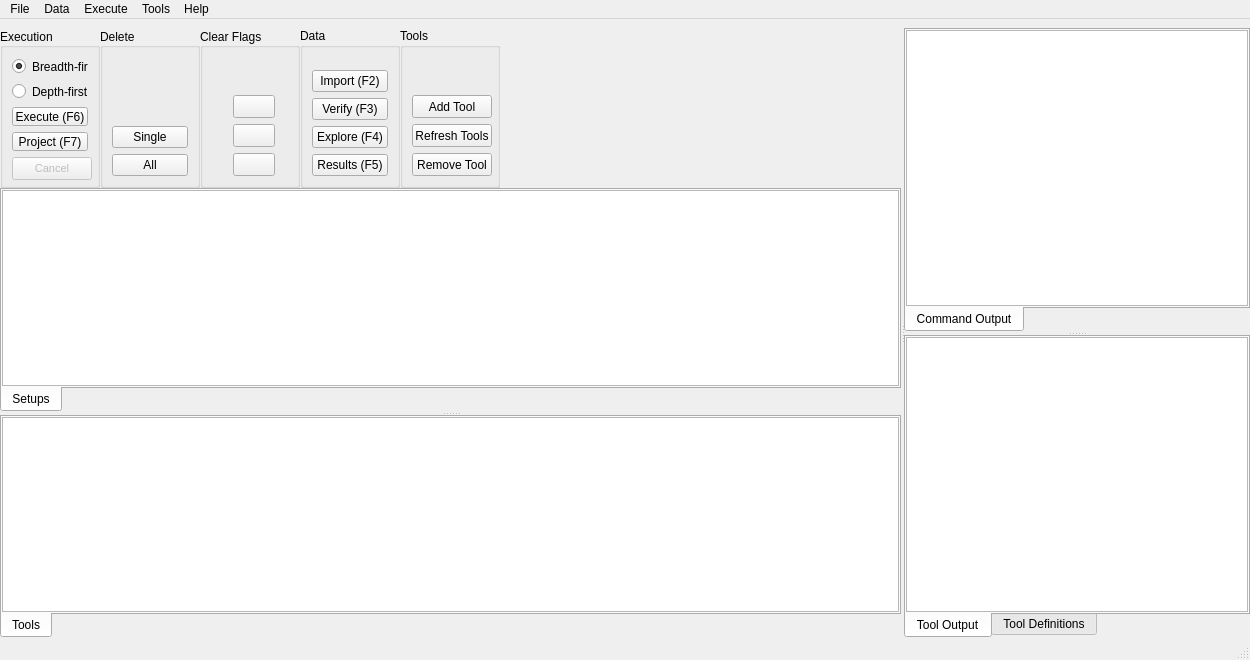
This is titan/ui/main.ui in Fijishi-Enterprises/GENO-Energy-Optimization as Qt 5 draws it before an edit. The edited form follows.
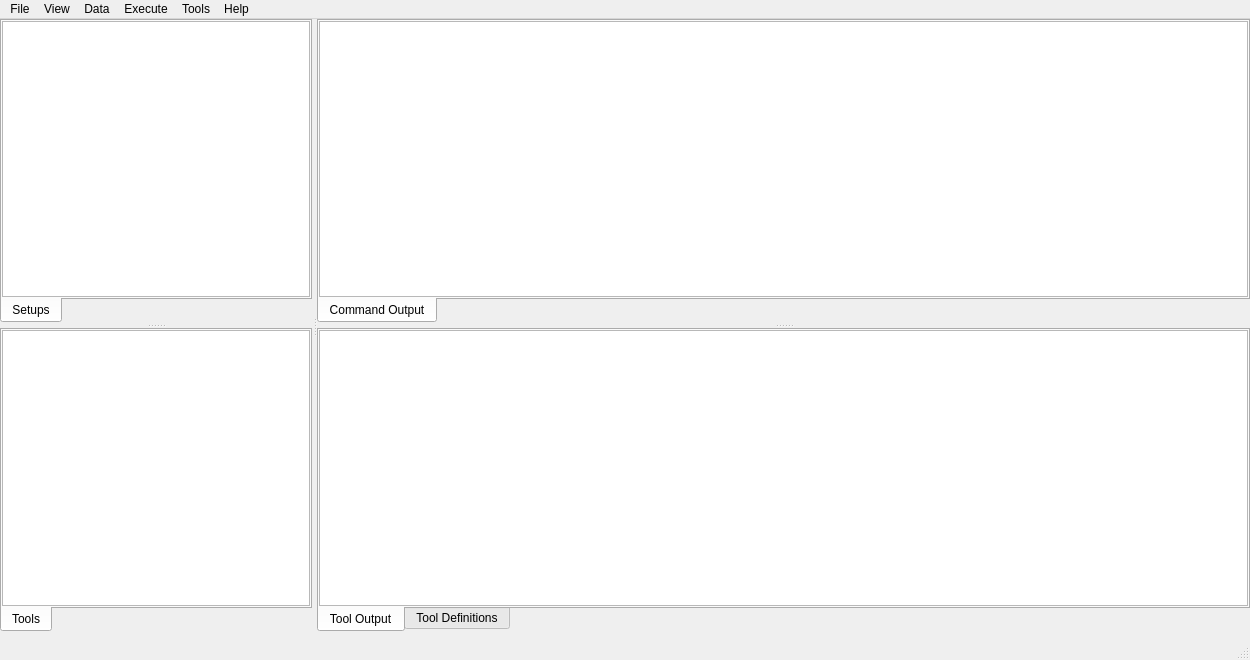
This is the edited form. Icons and pictures are not drawn. Custom widgets are drawn as their Qt base class.

What changed in the file:
```diff
--- a/titan/ui/main.ui
+++ b/titan/ui/main.ui
@@ -26,550 +26,36 @@
    <string>Sceleton Titan</string>
   </property>
   <widget class="QWidget" name="centralwidget">
-   <layout class="QVBoxLayout" name="verticalLayout_5">
-    <property name="leftMargin">
-     <number>0</number>
-    </property>
-    <property name="rightMargin">
-     <number>0</number>
-    </property>
-    <property name="bottomMargin">
-     <number>0</number>
-    </property>
-    <item>
-     <widget class="QSplitter" name="splitter_horizontal">
-      <property name="orientation">
-       <enum>Qt::Horizontal</enum>
-      </property>
-      <property name="handleWidth">
-       <number>3</number>
-      </property>
-      <property name="childrenCollapsible">
-       <bool>false</bool>
-      </property>
-      <widget class="QWidget" name="layoutWidget">
        <layout class="QVBoxLayout" name="verticalLayout">
-        <property name="spacing">
-         <number>0</number>
-        </property>
-        <item>
-         <layout class="QHBoxLayout" name="horizontalLayout" stretch="0,0,0,0,0,0">
-          <property name="sizeConstraint">
-           <enum>QLayout::SetDefaultConstraint</enum>
-          </property>
-          <item>
-           <widget class="QGroupBox" name="groupBox_execute">
-            <property name="sizePolicy">
-             <sizepolicy hsizetype="Preferred" vsizetype="Fixed">
-              <horstretch>0</horstretch>
-              <verstretch>0</verstretch>
-             </sizepolicy>
-            </property>
-            <property name="minimumSize">
-             <size>
-              <width>100</width>
-              <height>160</height>
-             </size>
-            </property>
-            <property name="maximumSize">
-             <size>
-              <width>100</width>
-              <height>160</height>
-             </size>
-            </property>
-            <property name="title">
-             <string>Execution</string>
-            </property>
-            <property name="alignment">
-             <set>Qt::AlignLeading|Qt::AlignLeft|Qt::AlignVCenter</set>
-            </property>
-            <property name="flat">
-             <bool>false</bool>
-            </property>
-            <layout class="QVBoxLayout" name="verticalLayout_3">
-             <item>
-              <widget class="QRadioButton" name="radioButton_breadth_first">
-               <property name="toolTip">
-                <string>&lt;html&gt;&lt;head/&gt;&lt;body&gt;&lt;p&gt;Breadth-first tree traversal algorithm. Determines the order of executed Setups when executing All Setups in the project.&lt;/p&gt;&lt;/body&gt;&lt;/html&gt;</string>
-               </property>
-               <property name="text">
-                <string>Breadth-first</string>
-               </property>
-               <property name="checked">
-                <bool>true</bool>
-               </property>
-              </widget>
-             </item>
-             <item>
-              <widget class="QRadioButton" name="radioButton_depth_first">
-               <property name="toolTip">
-                <string>&lt;html&gt;&lt;head/&gt;&lt;body&gt;&lt;p&gt;[Not Implemented]. Depth-first tree traversal algorithm.&lt;/p&gt;&lt;/body&gt;&lt;/html&gt;</string>
-               </property>
-               <property name="text">
-                <string>Depth-first</string>
-               </property>
-              </widget>
-             </item>
-             <item>
-              <widget class="QPushButton" name="pushButton_execute_selected">
-               <property name="toolTip">
-                <string>&lt;html&gt;&lt;head/&gt;&lt;body&gt;&lt;p&gt;Starts executing selected Setup and its parents. Execution starts from selected Setups' base Setup and traverses from the base until the selected Setup.&lt;/p&gt;&lt;/body&gt;&lt;/html&gt;</string>
-               </property>
-               <property name="text">
-                <string>Execute (F6)</string>
-               </property>
-              </widget>
-             </item>
-             <item>
-              <widget class="QPushButton" name="pushButton_execute_project">
-               <property name="toolTip">
-                <string>&lt;html&gt;&lt;head/&gt;&lt;body&gt;&lt;p&gt;Starts executing all Setups in the project using the selected tree traversal algorithm&lt;/p&gt;&lt;/body&gt;&lt;/html&gt;</string>
-               </property>
-               <property name="text">
-                <string>Project (F7)</string>
-               </property>
-              </widget>
-             </item>
-             <item>
-              <widget class="QPushButton" name="pushButton_terminate_execution">
-               <property name="enabled">
-                <bool>false</bool>
-               </property>
-               <property name="sizePolicy">
-                <sizepolicy hsizetype="Fixed" vsizetype="Fixed">
-                 <horstretch>0</horstretch>
-                 <verstretch>0</verstretch>
-                </sizepolicy>
-               </property>
-               <property name="minimumSize">
-                <size>
-                 <width>80</width>
-                 <height>23</height>
-                </size>
-               </property>
-               <property name="maximumSize">
-                <size>
-                 <width>80</width>
-                 <height>23</height>
-                </size>
-               </property>
-               <property name="font">
-                <font>
-                 <pointsize>8</pointsize>
-                </font>
-               </property>
-               <property name="toolTip">
-                <string>&lt;html&gt;&lt;head/&gt;&lt;body&gt;&lt;p&gt;Cancel execution&lt;/p&gt;&lt;/body&gt;&lt;/html&gt;</string>
-               </property>
-               <property name="text">
-                <string>Cancel</string>
-               </property>
-              </widget>
-             </item>
-            </layout>
-           </widget>
-          </item>
-          <item>
-           <widget class="QGroupBox" name="groupBox_delete">
-            <property name="sizePolicy">
-             <sizepolicy hsizetype="Fixed" vsizetype="Fixed">
-              <horstretch>0</horstretch>
-              <verstretch>0</verstretch>
-             </sizepolicy>
-            </property>
-            <property name="minimumSize">
-             <size>
-              <width>100</width>
-              <height>160</height>
-             </size>
-            </property>
-            <property name="maximumSize">
-             <size>
-              <width>100</width>
-              <height>160</height>
-             </size>
-            </property>
-            <property name="title">
-             <string>Delete</string>
-            </property>
-            <property name="alignment">
-             <set>Qt::AlignLeading|Qt::AlignLeft|Qt::AlignVCenter</set>
-            </property>
-            <property name="flat">
-             <bool>false</bool>
-            </property>
-            <layout class="QVBoxLayout" name="verticalLayout_2">
-             <item>
-              <spacer name="verticalSpacer">
-               <property name="orientation">
-                <enum>Qt::Vertical</enum>
-               </property>
-               <property name="sizeHint" stdset="0">
-                <size>
-                 <width>20</width>
-                 <height>40</height>
-                </size>
-               </property>
-              </spacer>
-             </item>
-             <item>
-              <widget class="QPushButton" name="pushButton_delete_setup">
-               <property name="toolTip">
-                <string>&lt;html&gt;&lt;head/&gt;&lt;body&gt;&lt;p&gt;Deletes selected Setup and all of it's children. Deletes input folders as well if the option is enabled in the settings.&lt;/p&gt;&lt;/body&gt;&lt;/html&gt;</string>
-               </property>
-               <property name="text">
-                <string>Single</string>
-               </property>
-              </widget>
-             </item>
-             <item>
-              <widget class="QPushButton" name="pushButton_delete_all">
-               <property name="toolTip">
-                <string>&lt;html&gt;&lt;head/&gt;&lt;body&gt;&lt;p&gt;Deletes all Setups in the project. Deletes input folders as well if the option is enabled in the settings.&lt;/p&gt;&lt;/body&gt;&lt;/html&gt;</string>
-               </property>
-               <property name="text">
-                <string>All</string>
-               </property>
-              </widget>
-             </item>
-            </layout>
-           </widget>
-          </item>
-          <item>
-           <widget class="QGroupBox" name="groupBox_flags">
-            <property name="sizePolicy">
-             <sizepolicy hsizetype="Fixed" vsizetype="Fixed">
-              <horstretch>0</horstretch>
-              <verstretch>0</verstretch>
-             </sizepolicy>
-            </property>
-            <property name="minimumSize">
-             <size>
-              <width>100</width>
-              <height>160</height>
-             </size>
-            </property>
-            <property name="maximumSize">
-             <size>
-              <width>100</width>
-              <height>160</height>
-             </size>
-            </property>
-            <property name="title">
-             <string>Clear Flags</string>
-            </property>
-            <property name="alignment">
-             <set>Qt::AlignLeading|Qt::AlignLeft|Qt::AlignVCenter</set>
-            </property>
-            <property name="flat">
-             <bool>false</bool>
-            </property>
-            <layout class="QVBoxLayout" name="verticalLayout_4">
              <property name="leftMargin">
-              <number>30</number>
-             </property>
-             <item>
-              <spacer name="verticalSpacer_4">
-               <property name="orientation">
-                <enum>Qt::Vertical</enum>
-               </property>
-               <property name="sizeHint" stdset="0">
-                <size>
-                 <width>20</width>
-                 <height>40</height>
-                </size>
-               </property>
-              </spacer>
-             </item>
-             <item>
-              <widget class="QToolButton" name="toolButton_clear_failed">
-               <property name="minimumSize">
-                <size>
-                 <width>42</width>
-                 <height>23</height>
-                </size>
-               </property>
-               <property name="maximumSize">
-                <size>
-                 <width>42</width>
-                 <height>23</height>
-                </size>
-               </property>
-               <property name="toolTip">
-                <string>&lt;html&gt;&lt;head/&gt;&lt;body&gt;&lt;p&gt;Clear Failed flags&lt;/p&gt;&lt;/body&gt;&lt;/html&gt;</string>
-               </property>
-               <property name="text">
-                <string/>
-               </property>
-               <property name="icon">
-                <iconset resource="resources/resources.qrc">
-                 <normaloff>:/toolButtons/clear_failed_flags.png</normaloff>:/toolButtons/clear_failed_flags.png</iconset>
-               </property>
-               <property name="iconSize">
-                <size>
-                 <width>36</width>
-                 <height>23</height>
-                </size>
-               </property>
-              </widget>
-             </item>
+     <number>0</number>
+    </property>
+    <property name="topMargin">
+     <number>0</number>
+    </property>
+    <property name="rightMargin">
+     <number>0</number>
+    </property>
+    <property name="bottomMargin">
+     <number>6</number>
+    </property>
              <item>
-              <widget class="QToolButton" name="toolButton_clear_ready">
-               <property name="minimumSize">
-                <size>
-                 <width>42</width>
-                 <height>23</height>
-                </size>
-               </property>
-               <property name="maximumSize">
-                <size>
-                 <width>42</width>
-                 <height>23</height>
-                </size>
-               </property>
-               <property name="toolTip">
-                <string>&lt;html&gt;&lt;head/&gt;&lt;body&gt;&lt;p&gt;Clear Ready flags&lt;/p&gt;&lt;/body&gt;&lt;/html&gt;</string>
-               </property>
-               <property name="text">
-                <string/>
-               </property>
-               <property name="icon">
-                <iconset resource="resources/resources.qrc">
-                 <normaloff>:/toolButtons/clear_ready_flags.png</normaloff>:/toolButtons/clear_ready_flags.png</iconset>
-               </property>
-               <property name="iconSize">
-                <size>
-                 <width>36</width>
-                 <height>23</height>
-                </size>
-               </property>
-              </widget>
-             </item>
-             <item>
-              <widget class="QToolButton" name="toolButton_clear_flags">
-               <property name="minimumSize">
-                <size>
-                 <width>42</width>
-                 <height>23</height>
-                </size>
-               </property>
-               <property name="maximumSize">
-                <size>
-                 <width>42</width>
-                 <height>23</height>
-                </size>
-               </property>
-               <property name="toolTip">
-                <string>&lt;html&gt;&lt;head/&gt;&lt;body&gt;&lt;p&gt;Clear all flags&lt;/p&gt;&lt;/body&gt;&lt;/html&gt;</string>
-               </property>
-               <property name="text">
-                <string/>
-               </property>
-               <property name="icon">
-                <iconset resource="resources/resources.qrc">
-                 <normaloff>:/toolButtons/clear_all_flags.png</normaloff>:/toolButtons/clear_all_flags.png</iconset>
-               </property>
-               <property name="iconSize">
-                <size>
-                 <width>36</width>
-                 <height>23</height>
-                </size>
-               </property>
-              </widget>
-             </item>
-            </layout>
-           </widget>
-          </item>
-          <item>
-           <widget class="QGroupBox" name="groupBox_data">
-            <property name="minimumSize">
-             <size>
-              <width>100</width>
-              <height>160</height>
-             </size>
-            </property>
-            <property name="maximumSize">
-             <size>
-              <width>100</width>
-              <height>160</height>
-             </size>
-            </property>
-            <property name="title">
-             <string>Data</string>
-            </property>
-            <layout class="QVBoxLayout" name="verticalLayout_6">
-             <item>
-              <spacer name="verticalSpacer_3">
-               <property name="orientation">
-                <enum>Qt::Vertical</enum>
-               </property>
-               <property name="sizeHint" stdset="0">
-                <size>
-                 <width>20</width>
-                 <height>95</height>
-                </size>
-               </property>
-              </spacer>
-             </item>
-             <item>
-              <widget class="QPushButton" name="pushButton_import_data">
-               <property name="toolTip">
-                <string>&lt;html&gt;&lt;head/&gt;&lt;body&gt;&lt;p&gt;Import GAMS input data for Setups from MS Excel files&lt;/p&gt;&lt;/body&gt;&lt;/html&gt;</string>
-               </property>
-               <property name="text">
-                <string>Import (F2)</string>
-               </property>
-              </widget>
-             </item>
-             <item>
-              <widget class="QPushButton" name="pushButton_show_verifier">
-               <property name="toolTip">
-                <string>&lt;html&gt;&lt;head/&gt;&lt;body&gt;&lt;p&gt;Open input verifier tool&lt;/p&gt;&lt;/body&gt;&lt;/html&gt;</string>
-               </property>
-               <property name="text">
-                <string>Verify (F3)</string>
-               </property>
-              </widget>
-             </item>
-             <item>
-              <widget class="QPushButton" name="pushButton_show_explorer">
-               <property name="toolTip">
-                <string>&lt;html&gt;&lt;head/&gt;&lt;body&gt;&lt;p&gt;Open input explorer tool&lt;/p&gt;&lt;/body&gt;&lt;/html&gt;</string>
-               </property>
-               <property name="text">
-                <string>Explore (F4)</string>
-               </property>
-              </widget>
-             </item>
-             <item>
-              <widget class="QPushButton" name="pushButton_show_results">
-               <property name="toolTip">
-                <string>&lt;html&gt;&lt;head/&gt;&lt;body&gt;&lt;p&gt;Open result explorer tool&lt;/p&gt;&lt;/body&gt;&lt;/html&gt;</string>
-               </property>
-               <property name="text">
-                <string>Results (F5)</string>
-               </property>
-              </widget>
-             </item>
-            </layout>
-           </widget>
-          </item>
-          <item>
-           <widget class="QGroupBox" name="groupBox">
-            <property name="minimumSize">
-             <size>
-              <width>100</width>
-              <height>160</height>
-             </size>
-            </property>
-            <property name="maximumSize">
-             <size>
-              <width>100</width>
-              <height>160</height>
-             </size>
-            </property>
-            <property name="title">
-             <string>Tools</string>
-            </property>
-            <layout class="QVBoxLayout" name="verticalLayout_8">
-             <item>
-              <spacer name="verticalSpacer_2">
-               <property name="orientation">
-                <enum>Qt::Vertical</enum>
-               </property>
-               <property name="sizeHint" stdset="0">
-                <size>
-                 <width>20</width>
-                 <height>40</height>
-                </size>
-               </property>
-              </spacer>
-             </item>
-             <item>
-              <widget class="QToolButton" name="toolButton_add_tool">
-               <property name="minimumSize">
-                <size>
-                 <width>80</width>
-                 <height>23</height>
-                </size>
-               </property>
-               <property name="maximumSize">
-                <size>
-                 <width>80</width>
-                 <height>23</height>
-                </size>
-               </property>
-               <property name="toolTip">
-                <string>Add Tool to this project</string>
-               </property>
-               <property name="text">
-                <string>Add Tool</string>
-               </property>
-              </widget>
-             </item>
-             <item>
-              <widget class="QToolButton" name="toolButton_refresh_tools">
-               <property name="minimumSize">
-                <size>
-                 <width>80</width>
-                 <height>23</height>
-                </size>
-               </property>
-               <property name="maximumSize">
-                <size>
-                 <width>80</width>
-                 <height>23</height>
-                </size>
-               </property>
-               <property name="toolTip">
-                <string>Refresh Tools</string>
-               </property>
-               <property name="text">
-                <string>Refresh Tools</string>
-               </property>
-              </widget>
-             </item>
-             <item>
-              <widget class="QToolButton" name="toolButton_remove_tool">
-               <property name="minimumSize">
-                <size>
-                 <width>80</width>
-                 <height>23</height>
-                </size>
-               </property>
-               <property name="maximumSize">
-                <size>
-                 <width>80</width>
-                 <height>23</height>
-                </size>
-               </property>
-               <property name="toolTip">
-                <string>Remove selected Tool from this project</string>
-               </property>
-               <property name="text">
-                <string>Remove Tool</string>
-               </property>
-              </widget>
-             </item>
-            </layout>
-           </widget>
-          </item>
-          <item>
-           <spacer name="horizontalSpacer">
+     <widget class="QSplitter" name="splitter_horizontal">
+      <property name="sizePolicy">
+       <sizepolicy hsizetype="Expanding" vsizetype="Preferred">
+        <horstretch>0</horstretch>
+        <verstretch>0</verstretch>
+       </sizepolicy>
+      </property>
             <property name="orientation">
              <enum>Qt::Horizontal</enum>
             </property>
-            <property name="sizeHint" stdset="0">
-             <size>
-              <width>13</width>
-              <height>20</height>
-             </size>
-            </property>
-           </spacer>
-          </item>
-         </layout>
-        </item>
-        <item>
+      <property name="handleWidth">
+       <number>5</number>
+      </property>
+      <property name="childrenCollapsible">
+       <bool>true</bool>
+      </property>
          <widget class="QSplitter" name="splitter_vertical_left">
           <property name="sizePolicy">
            <sizepolicy hsizetype="Preferred" vsizetype="Expanding">
@@ -581,7 +67,7 @@
            <enum>Qt::Vertical</enum>
           </property>
           <property name="handleWidth">
-           <number>3</number>
+        <number>5</number>
           </property>
           <property name="childrenCollapsible">
            <bool>false</bool>
@@ -733,15 +219,12 @@
            </widget>
           </widget>
          </widget>
-        </item>
-       </layout>
-      </widget>
       <widget class="QSplitter" name="splitter_vertical_right">
        <property name="orientation">
         <enum>Qt::Vertical</enum>
        </property>
        <property name="handleWidth">
-        <number>3</number>
+        <number>5</number>
        </property>
        <property name="childrenCollapsible">
         <bool>false</bool>
@@ -1048,7 +531,25 @@
     <addaction name="actionExecuteProject"/>
     <addaction name="actionStop_Execution"/>
    </widget>
+   <widget class="QMenu" name="menuView">
+    <property name="title">
+     <string>View</string>
+    </property>
+    <widget class="QMenu" name="menuToolbars">
+     <property name="title">
+      <string>Toolbars</string>
+     </property>
+     <addaction name="actionShowResizeViewsToolbar"/>
+     <addaction name="actionShowExecuteToolbar"/>
+     <addaction name="actionShowToolToolbar"/>
+     <addaction name="actionShowDeleteToolbar"/>
+     <addaction name="actionShowClearToolbar"/>
+     <addaction name="actionShowDataToolbar"/>
+    </widget>
+    <addaction name="menuToolbars"/>
+   </widget>
    <addaction name="menuFile"/>
+   <addaction name="menuView"/>
    <addaction name="menuData"/>
    <addaction name="menuExecute"/>
    <addaction name="menuTools"/>
```
Left out of the diff: 108 changed lines with no effect on the pictures. Lines whose indentation alone changed are shown as unchanged.
